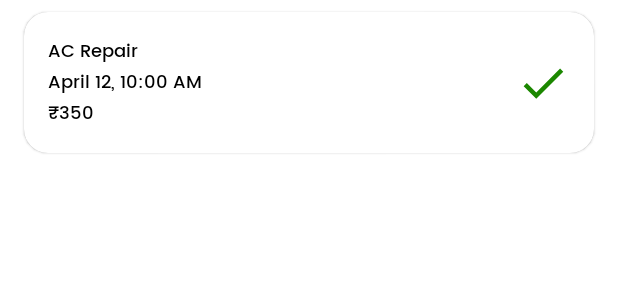
After one commit to vineeth-vk11/BookKaroVendor, an Android app: the layout list_item_accept_booking.xml on its own in the app's theme, with its tools: preview values and no code run, on a phone screen of 412 x 824 dp. The commit adds this screen. Shown: the top 300 px of the screen. Run offline under Robolectric (Android 15) with nearby library versions, the phone set to English and light mode, and no system bars.

Commit message:
Added ability to view and accept service requests

```diff
--- a/app/src/main/AndroidManifest.xml
+++ b/app/src/main/AndroidManifest.xml
@@ -20,7 +20,7 @@
         </activity>
         <activity
             android:name=".MainActivity"
-            android:label="@string/app_name"></activity>
+            android:label="@string/app_name" />
     </application>
 
 </manifest>
--- /dev/null
+++ b/app/src/main/res/drawable/outline_done_24.xml
@@ -0,0 +1,10 @@
+<vector xmlns:android="http://schemas.android.com/apk/res/android"
+    android:width="24dp"
+    android:height="24dp"
+    android:tint="?attr/colorControlNormal"
+    android:viewportWidth="24"
+    android:viewportHeight="24">
+    <path
+        android:fillColor="@android:color/white"
+        android:pathData="M9,16.2L4.8,12l-1.4,1.4L9,19 21,7l-1.4,-1.4L9,16.2z" />
+</vector>
--- /dev/null
+++ b/app/src/main/res/layout/list_item_accept_booking.xml
@@ -0,0 +1,77 @@
+<?xml version="1.0" encoding="utf-8"?>
+<layout xmlns:android="http://schemas.android.com/apk/res/android"
+    xmlns:app="http://schemas.android.com/apk/res-auto"
+    xmlns:tools="http://schemas.android.com/tools">
+
+    <androidx.constraintlayout.widget.ConstraintLayout
+        android:layout_width="match_parent"
+        android:layout_height="wrap_content">
+
+        <com.google.android.material.card.MaterialCardView
+            android:layout_width="match_parent"
+            android:layout_height="wrap_content"
+            android:layout_marginStart="16dp"
+            android:layout_marginTop="8dp"
+            android:layout_marginEnd="16dp"
+            android:layout_marginBottom="8dp"
+            app:cardCornerRadius="16dp"
+            app:layout_constraintBottom_toBottomOf="parent"
+            app:layout_constraintEnd_toEndOf="parent"
+            app:layout_constraintStart_toStartOf="parent"
+            app:layout_constraintTop_toTopOf="parent">
+
+            <androidx.constraintlayout.widget.ConstraintLayout
+                android:layout_width="match_parent"
+                android:layout_height="match_parent">
+
+                <TextView
+                    android:id="@+id/booking_date"
+                    style="@style/TextServiceInfo"
+                    android:layout_width="wrap_content"
+                    android:layout_height="wrap_content"
+                    android:layout_marginStart="16dp"
+                    app:layout_constraintStart_toStartOf="parent"
+                    app:layout_constraintTop_toBottomOf="@+id/booking_service_name"
+                    tools:text="April 12, 10:00 AM" />
+
+                <TextView
+                    android:id="@+id/booking_price"
+                    style="@style/TextServiceInfo"
+                    android:layout_width="wrap_content"
+                    android:layout_height="wrap_content"
+                    android:layout_marginStart="16dp"
+                    android:layout_marginBottom="16dp"
+                    app:layout_constraintBottom_toBottomOf="parent"
+                    app:layout_constraintStart_toStartOf="parent"
+                    app:layout_constraintTop_toBottomOf="@+id/booking_date"
+                    tools:text="₹350" />
+
+                <TextView
+                    android:id="@+id/booking_service_name"
+                    style="@style/TextServiceInfo"
+                    android:layout_width="wrap_content"
+                    android:layout_height="wrap_content"
+                    android:layout_marginStart="16dp"
+                    android:layout_marginTop="16dp"
+                    app:layout_constraintStart_toStartOf="parent"
+                    app:layout_constraintTop_toTopOf="parent"
+                    tools:text="AC Repair" />
+
+                <ImageView
+                    android:id="@+id/booking_accept"
+                    android:layout_width="36dp"
+                    android:layout_height="36dp"
+                    android:layout_marginEnd="16dp"
+                    android:tint="@color/statusAccepted"
+                    app:layout_constraintBottom_toBottomOf="parent"
+                    app:layout_constraintEnd_toEndOf="parent"
+                    app:layout_constraintTop_toTopOf="parent"
+                    app:srcCompat="@drawable/outline_done_24" />
+
+            </androidx.constraintlayout.widget.ConstraintLayout>
+
+        </com.google.android.material.card.MaterialCardView>
+
+    </androidx.constraintlayout.widget.ConstraintLayout>
+
+</layout>
--- a/app/src/main/res/values/colors.xml
+++ b/app/src/main/res/values/colors.xml
@@ -12,9 +12,7 @@
     <color name="colorTextHeader">#000000</color>
     <color name="colorLogout">#FF0000</color>
 
-    <color name="statusPending">#828282</color>
     <color name="statusAccepted">#1B8700</color>
-    <color name="statusCanceled">#d32f2f</color>
 
     <color name="colorBackgroundAppBar">#000000</color>
     <color name="colorTextAppBar">#FFFFFF</color>
```
Also changed, not shown: app/src/main/java/com/example/bookkarovendor/ui/AcceptedBookingsFragment.kt (+14 -2 lines), app/src/main/java/com/example/bookkarovendor/ui/AllBookingsFragment.kt (+18 -2 lines), app/src/main/java/com/example/bookkarovendor/ui/BookingsAdapter.kt (added, +97 -0 lines), app/src/main/java/com/example/bookkarovendor/ui/BookingsViewModel.kt (added, +108 -0 lines), app/src/main/java/com/example/bookkarovendor/ui/FirebaseViewModel.kt (deleted, +0 -13 lines), app/src/main/res/layout/fragment_accepted.xml (+16 -10 lines), app/src/main/res/layout/fragment_all_bookings.xml (+16 -11 lines), app/src/main/res/layout/list_item_accepted_booking.xml (added, +66 -0 lines), app/src/main/res/values/strings.xml (+15 -0 lines).
